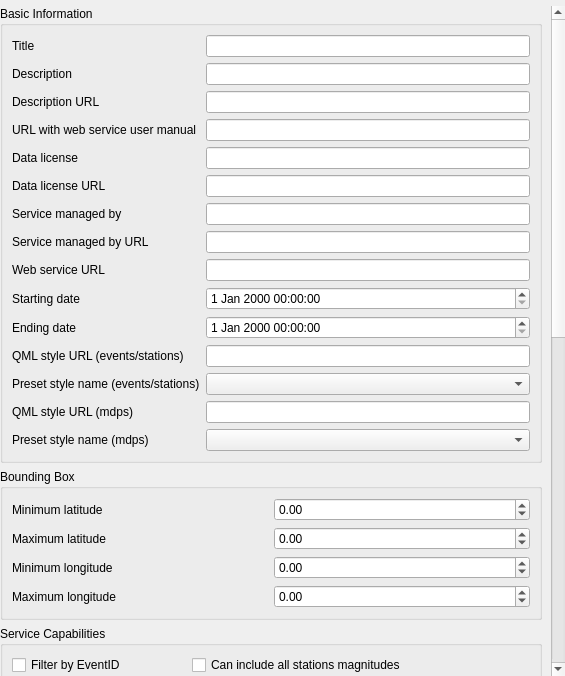
Old version of the form qquake/ui/service_configuration_widget_base.ui in the repository INGV/qquake.
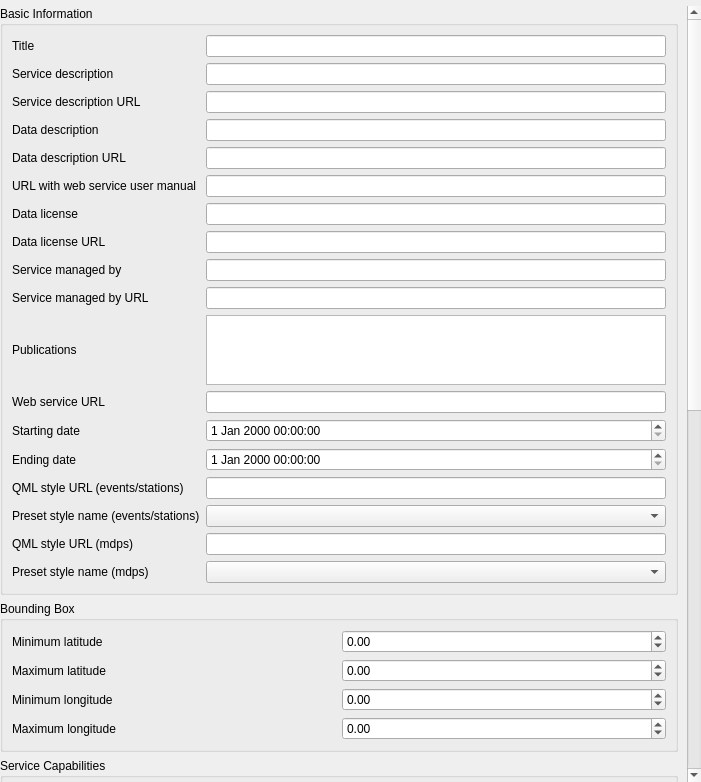
New version of the form. Custom widgets are drawn as their Qt base class.

Commit message: Update service config widget for new information fields

Diff of the .ui file:
```diff
--- a/qquake/ui/service_configuration_widget_base.ui
+++ b/qquake/ui/service_configuration_widget_base.ui
@@ -6,8 +6,8 @@
    <rect>
     <x>0</x>
     <y>0</y>
-    <width>565</width>
-    <height>676</height>
+    <width>701</width>
+    <height>782</height>
    </rect>
   </property>
   <property name="windowTitle">
@@ -41,9 +41,9 @@
       <property name="geometry">
        <rect>
         <x>0</x>
-        <y>-520</y>
-        <width>582</width>
-        <height>1538</height>
+        <y>0</y>
+        <width>687</width>
+        <height>1680</height>
        </rect>
       </property>
       <layout class="QGridLayout" name="gridLayout">
@@ -62,40 +62,33 @@
           <string>Basic Information</string>
          </property>
          <layout class="QGridLayout" name="gridLayout_2">
-          <item row="9" column="0">
+          <item row="4" column="1">
+           <widget class="QLineEdit" name="data_description_edit"/>
+          </item>
+          <item row="14" column="1">
+           <widget class="QgsDateTimeEdit" name="end_date_edit"/>
+          </item>
+          <item row="12" column="0">
            <widget class="QLabel" name="label_9">
             <property name="text">
              <string>Web service URL</string>
             </property>
            </widget>
           </item>
-          <item row="13" column="1">
-           <widget class="QComboBox" name="qml_style_name_combo"/>
-          </item>
-          <item row="6" column="0">
-           <widget class="QLabel" name="label_6">
-            <property name="text">
-             <string>Data license URL</string>
-            </property>
-           </widget>
-          </item>
           <item row="7" column="1">
-           <widget class="QLineEdit" name="data_provider_edit"/>
+           <widget class="QLineEdit" name="data_license_edit"/>
           </item>
-          <item row="12" column="0">
-           <widget class="QLabel" name="label_16">
+          <item row="6" column="0">
+           <widget class="QLabel" name="label_4">
             <property name="text">
-             <string>QML style URL (events/stations)</string>
+             <string>URL with web service user manual</string>
             </property>
            </widget>
           </item>
-          <item row="9" column="1">
-           <widget class="QLineEdit" name="web_service_url_edit"/>
-          </item>
-          <item row="11" column="0">
-           <widget class="QLabel" name="label_11">
+          <item row="10" column="0">
+           <widget class="QLabel" name="label_8">
             <property name="text">
-             <string>Ending date</string>
+             <string>Service managed by URL</string>
             </property>
            </widget>
           </item>
@@ -106,111 +99,155 @@
             </property>
            </widget>
           </item>
-          <item row="3" column="0">
-           <widget class="QLabel" name="label_3">
+          <item row="8" column="1">
+           <widget class="QLineEdit" name="data_license_url_edit"/>
+          </item>
+          <item row="13" column="0">
+           <widget class="QLabel" name="label_10">
             <property name="text">
-             <string>Description URL</string>
+             <string>Starting date</string>
             </property>
            </widget>
           </item>
-          <item row="5" column="1">
-           <widget class="QLineEdit" name="data_license_edit"/>
-          </item>
-          <item row="3" column="1">
-           <widget class="QLineEdit" name="info_url_edit"/>
-          </item>
           <item row="1" column="1">
            <widget class="QLineEdit" name="info_edit"/>
           </item>
-          <item row="0" column="1">
-           <widget class="QLineEdit" name="title_edit"/>
+          <item row="3" column="1">
+           <widget class="QLineEdit" name="service_description_url_edit"/>
           </item>
-          <item row="5" column="0">
+          <item row="1" column="0">
+           <widget class="QLabel" name="label_2">
+            <property name="text">
+             <string>Service description</string>
+            </property>
+           </widget>
+          </item>
+          <item row="16" column="1">
+           <widget class="QComboBox" name="qml_style_name_combo"/>
+          </item>
+          <item row="7" column="0">
            <widget class="QLabel" name="label_5">
             <property name="text">
              <string>Data license</string>
             </property>
            </widget>
           </item>
-          <item row="10" column="1">
+          <item row="15" column="1">
+           <widget class="QLineEdit" name="qml_style_url_edit"/>
+          </item>
+          <item row="13" column="1">
            <widget class="QgsDateTimeEdit" name="start_date_edit"/>
           </item>
-          <item row="8" column="1">
-           <widget class="QLineEdit" name="data_provider_url_edit"/>
-          </item>
-          <item row="4" column="1">
-           <widget class="QLineEdit" name="webservice_manual_url_edit"/>
-          </item>
-          <item row="8" column="0">
-           <widget class="QLabel" name="label_8">
-            <property name="text">
-             <string>Service managed by URL</string>
-            </property>
-           </widget>
-          </item>
-          <item row="15" column="0">
-           <widget class="QLabel" name="label_20">
-            <property name="text">
-             <string>Preset style name (mdps)</string>
-            </property>
-           </widget>
-          </item>
-          <item row="7" column="0">
+          <item row="9" column="0">
            <widget class="QLabel" name="label_7">
             <property name="text">
              <string>Service managed by</string>
             </property>
            </widget>
           </item>
-          <item row="10" column="0">
-           <widget class="QLabel" name="label_10">
+          <item row="14" column="0">
+           <widget class="QLabel" name="label_11">
             <property name="text">
-             <string>Starting date</string>
+             <string>Ending date</string>
             </property>
            </widget>
           </item>
-          <item row="1" column="0">
-           <widget class="QLabel" name="label_2">
-            <property name="text">
-             <string>Description</string>
-            </property>
-           </widget>
-          </item>
-          <item row="14" column="1">
+          <item row="17" column="1">
            <widget class="QLineEdit" name="qml_style_url_edit_mdp"/>
           </item>
-          <item row="6" column="1">
-           <widget class="QLineEdit" name="data_license_url_edit"/>
+          <item row="18" column="1">
+           <widget class="QComboBox" name="qml_style_name_combo_mdp"/>
+          </item>
+          <item row="5" column="0">
+           <widget class="QLabel" name="label_22">
+            <property name="text">
+             <string>Data description URL</string>
+            </property>
+           </widget>
           </item>
           <item row="4" column="0">
-           <widget class="QLabel" name="label_4">
+           <widget class="QLabel" name="label_21">
             <property name="text">
-             <string>URL with web service user manual</string>
+             <string>Data description</string>
             </property>
            </widget>
           </item>
-          <item row="11" column="1">
-           <widget class="QgsDateTimeEdit" name="end_date_edit"/>
+          <item row="5" column="1">
+           <widget class="QLineEdit" name="data_description_url_edit"/>
           </item>
-          <item row="12" column="1">
-           <widget class="QLineEdit" name="qml_style_url_edit"/>
-          </item>
-          <item row="13" column="0">
+          <item row="16" column="0">
            <widget class="QLabel" name="label_18">
             <property name="text">
              <string>Preset style name (events/stations)</string>
             </property>
            </widget>
           </item>
-          <item row="14" column="0">
+          <item row="15" column="0">
+           <widget class="QLabel" name="label_16">
+            <property name="text">
+             <string>QML style URL (events/stations)</string>
+            </property>
+           </widget>
+          </item>
+          <item row="8" column="0">
+           <widget class="QLabel" name="label_6">
+            <property name="text">
+             <string>Data license URL</string>
+            </property>
+           </widget>
+          </item>
+          <item row="6" column="1">
+           <widget class="QLineEdit" name="webservice_manual_url_edit"/>
+          </item>
+          <item row="9" column="1">
+           <widget class="QLineEdit" name="data_provider_edit"/>
+          </item>
+          <item row="10" column="1">
+           <widget class="QLineEdit" name="data_provider_url_edit"/>
+          </item>
+          <item row="12" column="1">
+           <widget class="QLineEdit" name="web_service_url_edit"/>
+          </item>
+          <item row="18" column="0">
+           <widget class="QLabel" name="label_20">
+            <property name="text">
+             <string>Preset style name (mdps)</string>
+            </property>
+           </widget>
+          </item>
+          <item row="0" column="1">
+           <widget class="QLineEdit" name="title_edit"/>
+          </item>
+          <item row="3" column="0">
+           <widget class="QLabel" name="label_3">
+            <property name="text">
+             <string>Service description URL</string>
+            </property>
+           </widget>
+          </item>
+          <item row="17" column="0">
            <widget class="QLabel" name="label_19">
             <property name="text">
              <string>QML style URL (mdps)</string>
             </property>
            </widget>
           </item>
-          <item row="15" column="1">
-           <widget class="QComboBox" name="qml_style_name_combo_mdp"/>
+          <item row="11" column="1">
+           <widget class="QTextBrowser" name="publications_text_edit">
+            <property name="readOnly">
+             <bool>false</bool>
+            </property>
+            <property name="acceptRichText">
+             <bool>false</bool>
+            </property>
+           </widget>
+          </item>
+          <item row="11" column="0">
+           <widget class="QLabel" name="label_23">
+            <property name="text">
+             <string>Publications</string>
+            </property>
+           </widget>
           </item>
          </layout>
         </widget>
```
Left out of the diff: 6 changed lines with no effect on the pictures. The commit also changes 2 other files.
